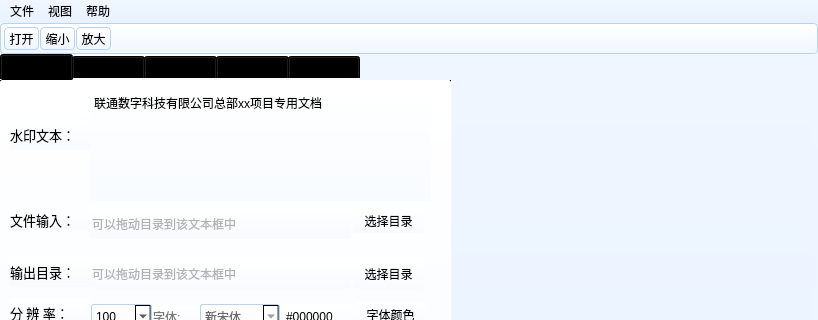
Before: the Qt Designer form pdfviewer/mainwindow.ui in zhanglt/pdf_watermark, drawn with Qt 5; both pictures show x 0 to 818 and y 0 to 320 of the 818 by 796 pixel window.
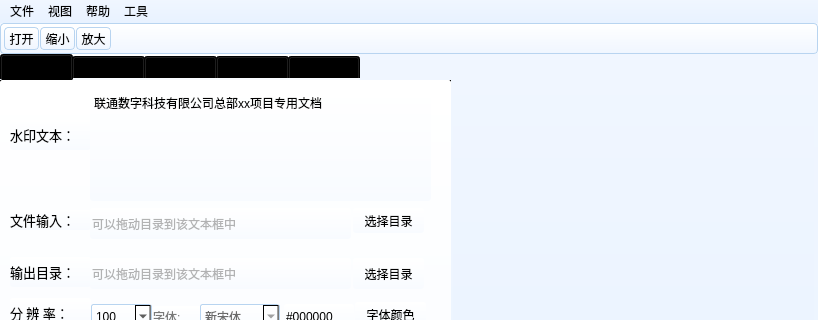
After: the same form once the commit is applied. Icons and pictures are not drawn. Custom widgets are drawn as their Qt base class.

```diff
--- a/pdfviewer/mainwindow.ui
+++ b/pdfviewer/mainwindow.ui
@@ -1786,9 +1786,18 @@
     <addaction name="separator"/>
     <addaction name="actionContinuous"/>
    </widget>
+   <widget class="QMenu" name="menuTool">
+    <property name="title">
+     <string>工具</string>
+    </property>
+    <addaction name="actionMyshare"/>
+    <addaction name="action_Shareview"/>
+    <addaction name="actionSetting"/>
+   </widget>
    <addaction name="menuFile"/>
    <addaction name="menuView"/>
    <addaction name="menuHelp"/>
+   <addaction name="menuTool"/>
   </widget>
   <widget class="QToolBar" name="mainToolBar">
    <property name="styleSheet">
```
Left out of the diff: 15 changed lines with no effect on the pictures.
